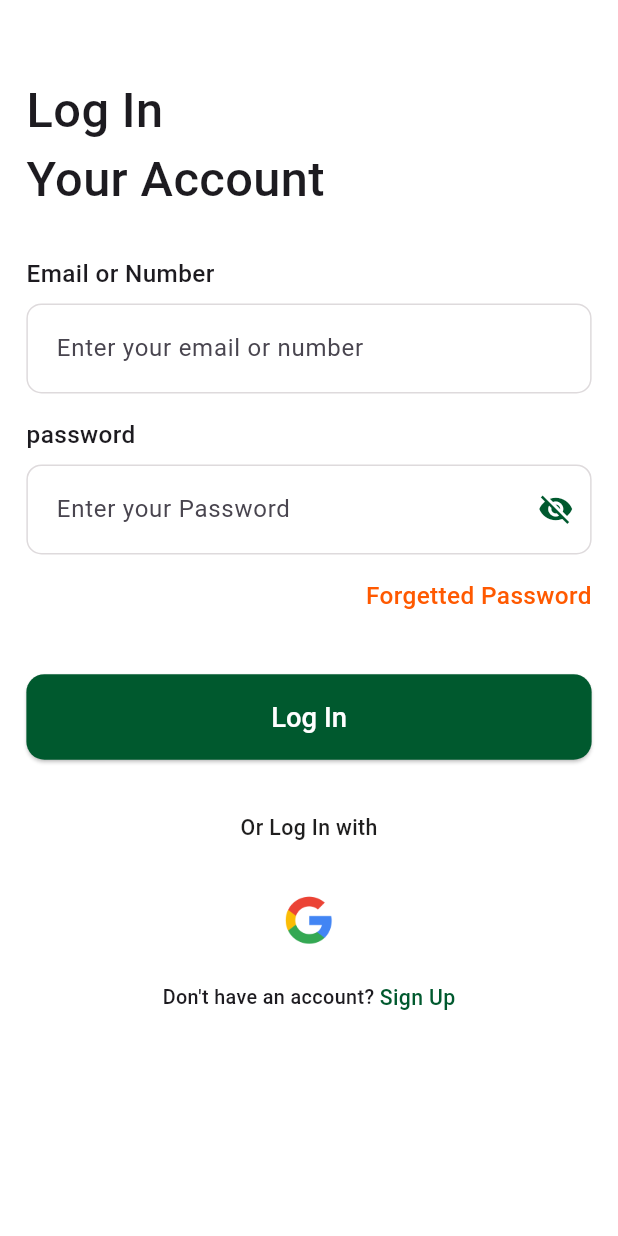
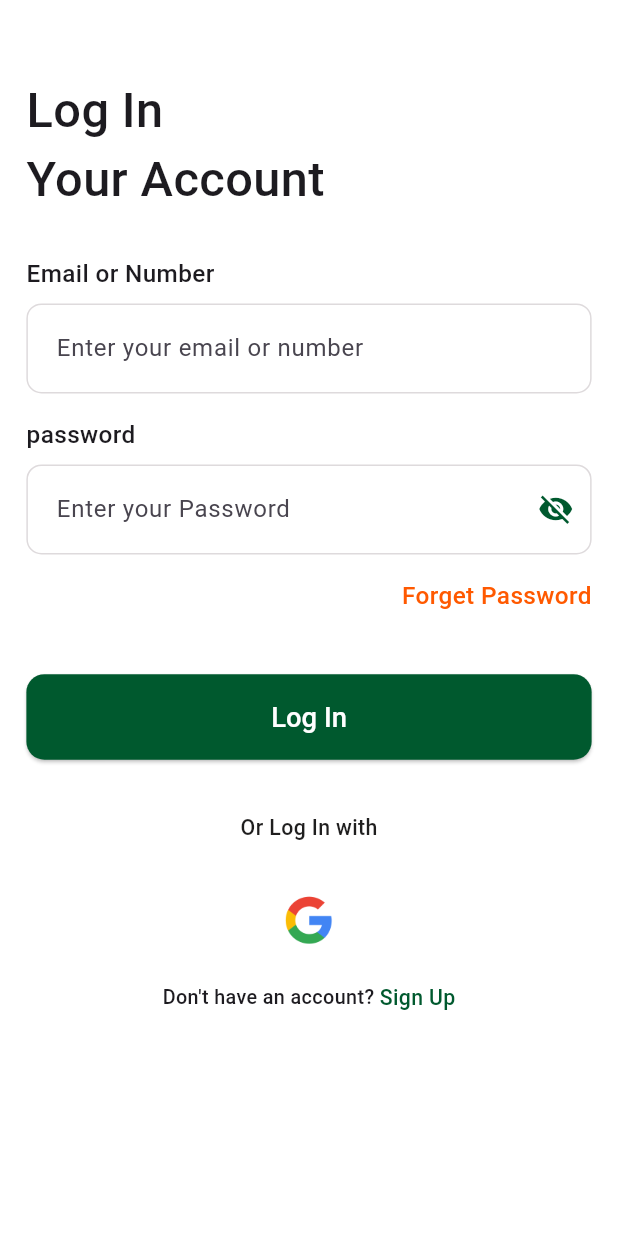
Before and after one commit to MTS-Services/Al-khalifa_food_delivery_app, a Flutter app: the screen it shows after launch, on a phone screen of 412 x 824 dp. Run offline on Flutter 3.47's test engine with Material 3 defaults, Android fonts, the phone set to English and light mode, and no system bars; our stand-ins replace flutter_screenutil, get, pin_code_fields.

Commit message:
dev merge with remon

```diff
--- a/lib/app/modules/login/views/login_view.dart
+++ b/lib/app/modules/login/views/login_view.dart
@@ -69,7 +69,7 @@ class LoginView extends GetView<LoginController> {
                           Get.to(() => EmailVerificationView());
                         },
                         child: Text(
-                          'Forgetted Password',
+                          'Forget Password',
                           style: AppTextStyles.medium16.copyWith(
                             color: Color(0xffFF5900),
                           ),
```
